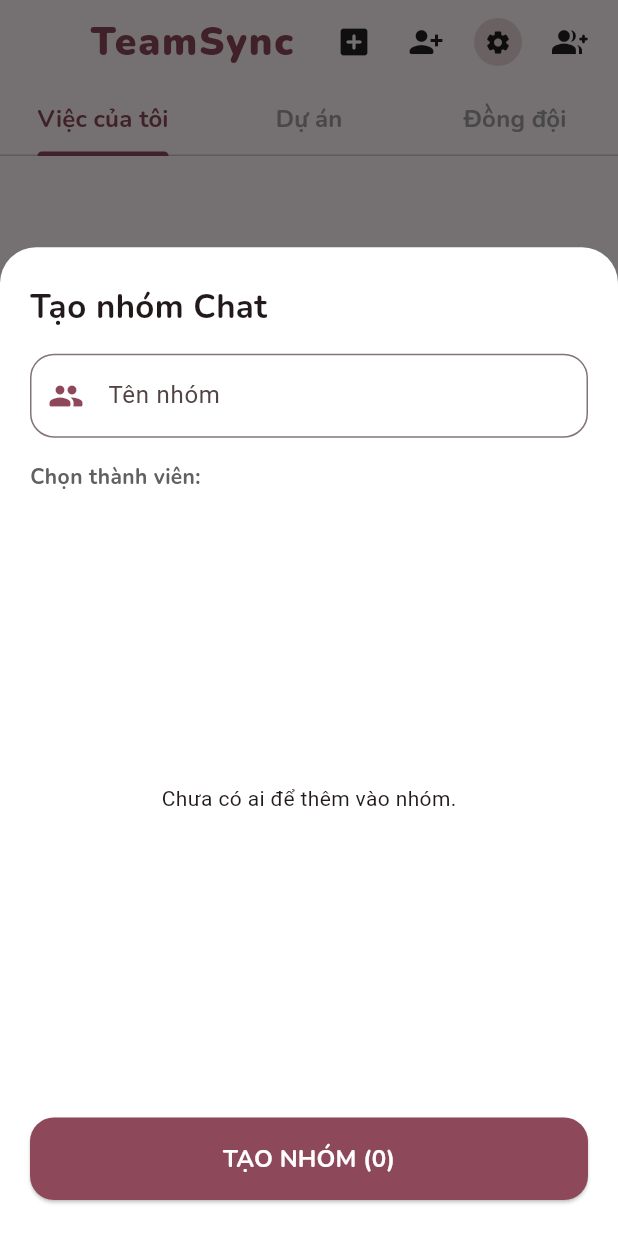
After one commit to VuTriDung1123/TeamSync_Mobile, a Flutter app: the screen it shows once a user with an empty profile is signed in, after a tap on the "group add" icon, on a phone screen of 412 x 824 dp. The commit adds this screen. Run offline on Flutter 3.47's test engine with Material 3 defaults, Android fonts, the phone set to English and light mode, and no system bars; our stand-ins replace cloud_firestore, dio, firebase_auth, firebase_core, flutter_dotenv, flutter_local_notifications and 7 more; accounts and stored records are empty; generated files the repository leaves out were written again.

Commit message:
Update chat group

```diff
--- /dev/null
+++ b/lib/features/chat/presentation/screens/create_group_sheet.dart
@@ -0,0 +1,159 @@
+import 'package:flutter/material.dart';
+import 'package:flutter_riverpod/flutter_riverpod.dart';
+import 'package:gap/gap.dart';
+import 'package:google_fonts/google_fonts.dart';
+
+import '../../../../features/auth/data/user_repository.dart';
+import '../../data/chat_repository.dart';
+
+class CreateGroupSheet extends ConsumerStatefulWidget {
+  const CreateGroupSheet({super.key});
+
+  @override
+  ConsumerState<CreateGroupSheet> createState() => _CreateGroupSheetState();
+}
+
+class _CreateGroupSheetState extends ConsumerState<CreateGroupSheet> {
+  final _nameController = TextEditingController();
+  final List<String> _selectedUserIds = [];
+  bool _isLoading = false;
+
+  @override
+  void dispose() {
+    _nameController.dispose();
+    super.dispose();
+  }
+
+  void _toggleUser(String uid) {
+    setState(() {
+      if (_selectedUserIds.contains(uid)) {
+        _selectedUserIds.remove(uid);
+      } else {
+        _selectedUserIds.add(uid);
+      }
+    });
+  }
+
+  Future<void> _createGroup() async {
+    final groupName = _nameController.text.trim();
+    if (groupName.isEmpty) {
+      ScaffoldMessenger.of(context).showSnackBar(const SnackBar(content: Text('Vui lòng nhập tên nhóm')));
+      return;
+    }
+    if (_selectedUserIds.isEmpty) {
+      ScaffoldMessenger.of(context).showSnackBar(const SnackBar(content: Text('Vui lòng chọn ít nhất 1 thành viên')));
+      return;
+    }
+
+    setState(() => _isLoading = true);
+    try {
+      await ref.read(chatRepositoryProvider).createGroupChat(groupName, _selectedUserIds);
+      if (mounted) {
+        Navigator.pop(context);
+        ScaffoldMessenger.of(context).showSnackBar(const SnackBar(content: Text('Đã tạo nhóm thành công!')));
+      }
+    } catch (e) {
+      if (mounted) ScaffoldMessenger.of(context).showSnackBar(SnackBar(content: Text('Lỗi tạo nhóm: $e')));
+    } finally {
+      if (mounted) setState(() => _isLoading = false);
+    }
+  }
+
+  @override
+  Widget build(BuildContext context) {
+    final colorScheme = Theme.of(context).colorScheme;
+    final usersAsync = ref.watch(usersStreamProvider);
+
+    return Container(
+      padding: EdgeInsets.only(
+        bottom: MediaQuery.of(context).viewInsets.bottom,
+        left: 20, right: 20, top: 24,
+      ),
+      // Set chiều cao tối đa bằng 80% màn hình
+      constraints: BoxConstraints(maxHeight: MediaQuery.of(context).size.height * 0.8),
+      decoration: const BoxDecoration(
+        color: Colors.white,
+        borderRadius: BorderRadius.vertical(top: Radius.circular(24)),
+      ),
+      child: Column(
+        crossAxisAlignment: CrossAxisAlignment.start,
+        children: [
+          Text('Tạo nhóm Chat', style: GoogleFonts.nunito(fontSize: 22, fontWeight: FontWeight.bold)),
+          const Gap(16),
+
+          // 1. Nhập tên nhóm
+          TextField(
+            controller: _nameController,
+            decoration: InputDecoration(
+              labelText: 'Tên nhóm',
+              hintText: 'VD: Hội chém gió SD-WAN',
+              prefixIcon: Icon(Icons.group_rounded, color: colorScheme.primary),
+              border: OutlineInputBorder(borderRadius: BorderRadius.circular(16)),
+            ),
+          ),
+          const Gap(16),
+
+          Text('Chọn thành viên:', style: GoogleFonts.nunito(fontWeight: FontWeight.bold, color: Colors.grey.shade700)),
+          const Gap(8),
+
+          // 2. Danh sách User để tích chọn
+          Expanded(
+            child: usersAsync.when(
+              loading: () => const Center(child: CircularProgressIndicator()),
+              error: (e, st) => Center(child: Text('Lỗi: $e')),
+              data: (users) {
+                if (users.isEmpty) return const Center(child: Text('Chưa có ai để thêm vào nhóm.'));
+
+                return ListView.builder(
+                  itemCount: users.length,
+                  itemBuilder: (context, index) {
+                    final user = users[index];
+                    final isSelected = _selectedUserIds.contains(user['uid']);
+                    final avatar = user['avatar'] ?? '';
+                    final name = user['name'] ?? 'Ẩn danh';
+
+                    return ListTile(
+                      contentPadding: EdgeInsets.zero,
+                      leading: CircleAvatar(
+                        backgroundColor: colorScheme.primary.withOpacity(0.2),
+                        backgroundImage: avatar.isNotEmpty ? NetworkImage(avatar) : null,
+                        child: avatar.isEmpty ? Text(name[0].toUpperCase()) : null,
+                      ),
+                      title: Text(name, style: GoogleFonts.nunito(fontWeight: FontWeight.bold)),
+                      trailing: Checkbox(
+                        value: isSelected,
+                        activeColor: colorScheme.primary,
+                        shape: RoundedRectangleBorder(borderRadius: BorderRadius.circular(4)),
+                        onChanged: (_) => _toggleUser(user['uid']),
+                      ),
+                      onTap: () => _toggleUser(user['uid']),
+                    );
+                  },
+                );
+              },
+            ),
+          ),
+          const Gap(16),
+
+          // 3. Nút Tạo Nhóm
+          SizedBox(
+            width: double.infinity,
+            child: ElevatedButton(
+              onPressed: _isLoading ? null : _createGroup,
+              style: ElevatedButton.styleFrom(
+                padding: const EdgeInsets.symmetric(vertical: 16),
+                backgroundColor: colorScheme.primary,
+                foregroundColor: Colors.white,
+                shape: RoundedRectangleBorder(borderRadius: BorderRadius.circular(16)),
+              ),
+              child: _isLoading
+                  ? const SizedBox(width: 24, height: 24, child: CircularProgressIndicator(color: Colors.white, strokeWidth: 2))
+                  : Text('TẠO NHÓM (${_selectedUserIds.length})', style: GoogleFonts.nunito(fontWeight: FontWeight.bold, fontSize: 16)),
+            ),
+          ),
+          const Gap(24),
+        ],
+      ),
+    );
+  }
+}
```
Also changed, not shown: lib/features/auth/presentation/screens/home_screen.dart (+58 -58 lines), lib/features/chat/data/chat_repository.dart (+62 -69 lines), lib/features/chat/presentation/screens/chat_screen.dart (+59 -47 lines).
